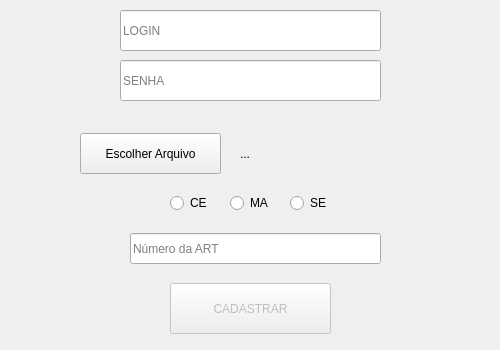
First picture: the form in ui/cadastrar-art-qt/form.ui, repository agil-engenharia-dev/cadastro-art, before the edit.
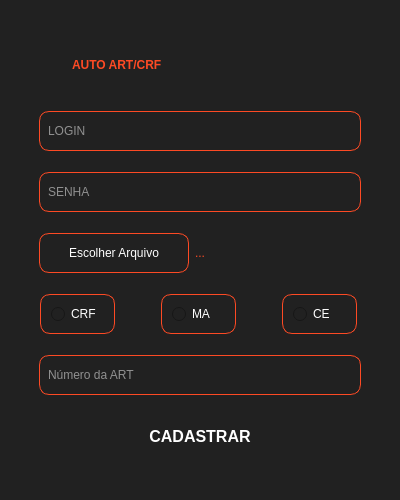
Second picture: the form after the edit. Icons and pictures are not drawn.

Commit message: feat: update UI layout and styling in ui_form.py for improved user experience

What changed in the file:
```diff
--- a/ui/cadastrar-art-qt/form.ui
+++ b/ui/cadastrar-art-qt/form.ui
@@ -9,20 +9,20 @@
    <rect>
     <x>0</x>
     <y>0</y>
-    <width>500</width>
-    <height>350</height>
+    <width>400</width>
+    <height>500</height>
    </rect>
   </property>
   <property name="minimumSize">
    <size>
-    <width>500</width>
-    <height>350</height>
+    <width>400</width>
+    <height>500</height>
    </size>
   </property>
   <property name="maximumSize">
    <size>
-    <width>500</width>
-    <height>350</height>
+    <width>400</width>
+    <height>500</height>
    </size>
   </property>
   <property name="windowTitle">
@@ -32,141 +32,360 @@
    <string>&lt;html&gt;&lt;head/&gt;&lt;body&gt;&lt;p&gt;&lt;br/&gt;&lt;/p&gt;&lt;/body&gt;&lt;/html&gt;</string>
   </property>
   <property name="styleSheet">
-   <string notr="true"/>
+   <string notr="true">background-color:#212121;</string>
+  </property>
+  <property name="iconSize">
+   <size>
+    <width>24</width>
+    <height>24</height>
+   </size>
   </property>
   <widget class="QWidget" name="centralwidget">
-   <widget class="QPushButton" name="pushButton">
-    <property name="geometry">
-     <rect>
-      <x>80</x>
-      <y>133</y>
-      <width>141</width>
-      <height>41</height>
-     </rect>
-    </property>
-    <property name="cursor">
-     <cursorShape>PointingHandCursor</cursorShape>
-    </property>
-    <property name="text">
-     <string>Escolher Arquivo</string>
-    </property>
-   </widget>
-   <widget class="QLabel" name="label">
-    <property name="geometry">
-     <rect>
-      <x>240</x>
-      <y>133</y>
-      <width>161</width>
-      <height>41</height>
-     </rect>
-    </property>
-    <property name="text">
-     <string>...</string>
-    </property>
-   </widget>
-   <widget class="QLineEdit" name="lineEdit">
-    <property name="geometry">
-     <rect>
-      <x>130</x>
-      <y>233</y>
-      <width>251</width>
-      <height>31</height>
-     </rect>
-    </property>
-    <property name="placeholderText">
-     <string>Número da ART</string>
-    </property>
-   </widget>
-   <widget class="QPushButton" name="pushButton_cadastrar">
-    <property name="enabled">
-     <bool>false</bool>
-    </property>
-    <property name="geometry">
-     <rect>
-      <x>170</x>
-      <y>283</y>
-      <width>161</width>
-      <height>51</height>
-     </rect>
-    </property>
-    <property name="cursor">
-     <cursorShape>PointingHandCursor</cursorShape>
-    </property>
-    <property name="text">
-     <string>CADASTRAR</string>
-    </property>
-    <property name="iconSize">
-     <size>
-      <width>0</width>
-      <height>0</height>
-     </size>
-    </property>
-   </widget>
-   <widget class="QLineEdit" name="lineEdit_login">
-    <property name="geometry">
-     <rect>
-      <x>120</x>
-      <y>10</y>
-      <width>261</width>
-      <height>41</height>
-     </rect>
-    </property>
-    <property name="placeholderText">
-     <string>LOGIN</string>
-    </property>
-   </widget>
-   <widget class="QLineEdit" name="lineEdit_senha">
-    <property name="geometry">
-     <rect>
-      <x>120</x>
-      <y>60</y>
-      <width>261</width>
-      <height>41</height>
-     </rect>
-    </property>
-    <property name="placeholderText">
-     <string>SENHA</string>
-    </property>
-   </widget>
-   <widget class="QRadioButton" name="radioButtonCE">
-    <property name="geometry">
-     <rect>
-      <x>170</x>
-      <y>190</y>
-      <width>51</width>
-      <height>26</height>
-     </rect>
-    </property>
-    <property name="text">
-     <string>CE</string>
-    </property>
-   </widget>
-   <widget class="QRadioButton" name="radioButtonMA">
-    <property name="geometry">
-     <rect>
-      <x>230</x>
-      <y>190</y>
-      <width>51</width>
-      <height>26</height>
-     </rect>
-    </property>
-    <property name="text">
-     <string>MA</string>
-    </property>
-   </widget>
-   <widget class="QRadioButton" name="radioButtonSE">
-    <property name="geometry">
-     <rect>
-      <x>290</x>
-      <y>190</y>
-      <width>51</width>
-      <height>26</height>
-     </rect>
-    </property>
-    <property name="text">
-     <string>SE</string>
-    </property>
-   </widget>
+   <property name="minimumSize">
+    <size>
+     <width>400</width>
+     <height>500</height>
+    </size>
+   </property>
+   <property name="maximumSize">
+    <size>
+     <width>16777215</width>
+     <height>500</height>
+    </size>
+   </property>
+   <layout class="QHBoxLayout" name="horizontalLayout_3">
+    <item>
+     <layout class="QVBoxLayout" name="verticalLayout">
+      <property name="spacing">
+       <number>20</number>
+      </property>
+      <property name="leftMargin">
+       <number>30</number>
+      </property>
+      <property name="topMargin">
+       <number>30</number>
+      </property>
+      <property name="rightMargin">
+       <number>30</number>
+      </property>
+      <property name="bottomMargin">
+       <number>30</number>
+      </property>
+      <item>
+       <layout class="QHBoxLayout" name="horizontalLayout_4">
+        <item>
+         <widget class="QLabel" name="label_3">
+          <property name="minimumSize">
+           <size>
+            <width>150</width>
+            <height>50</height>
+           </size>
+          </property>
+          <property name="maximumSize">
+           <size>
+            <width>150</width>
+            <height>50</height>
+           </size>
+          </property>
+          <property name="styleSheet">
+           <string notr="true">QLabel {
+    font-weight: 700;  
+    padding-left: 30px; 
+	color:#fd4a24      
+}</string>
+          </property>
+          <property name="text">
+           <string>AUTO ART/CRF</string>
+          </property>
+         </widget>
+        </item>
+        <item>
+         <widget class="QLabel" name="label_2">
+          <property name="minimumSize">
+           <size>
+            <width>150</width>
+            <height>50</height>
+           </size>
+          </property>
+          <property name="maximumSize">
+           <size>
+            <width>150</width>
+            <height>50</height>
+           </size>
+          </property>
+          <property name="styleSheet">
+           <string notr="true">background-color:transparent;
+image: url(:/image/Positivo.png);</string>
+          </property>
+          <property name="text">
+           <string/>
+          </property>
+         </widget>
+        </item>
+       </layout>
+      </item>
+      <item>
+       <widget class="QLineEdit" name="lineEdit_login">
+        <property name="maximumSize">
+         <size>
+          <width>16777215</width>
+          <height>40</height>
+         </size>
+        </property>
+        <property name="styleSheet">
+         <string notr="true"> border: 1px solid #fd4a24;
+border-radius:10px;
+padding-left:6px;
+color:#fff     </string>
+        </property>
+        <property name="placeholderText">
+         <string>LOGIN</string>
+        </property>
+       </widget>
+      </item>
+      <item>
+       <widget class="QLineEdit" name="lineEdit_senha">
+        <property name="maximumSize">
+         <size>
+          <width>16777215</width>
+          <height>40</height>
+         </size>
+        </property>
+        <property name="styleSheet">
+         <string notr="true"> border: 1px solid #fd4a24;
+border-radius:10px;
+padding-left:6px;
+color:#fff     </string>
+        </property>
+        <property name="echoMode">
+         <enum>QLineEdit::EchoMode::Password</enum>
+        </property>
+        <property name="placeholderText">
+         <string>SENHA</string>
+        </property>
+       </widget>
+      </item>
+      <item>
+       <layout class="QHBoxLayout" name="horizontalLayout">
+        <property name="spacing">
+         <number>6</number>
+        </property>
+        <property name="sizeConstraint">
+         <enum>QLayout::SizeConstraint::SetDefaultConstraint</enum>
+        </property>
+        <item>
+         <widget class="QPushButton" name="pushButton">
+          <property name="minimumSize">
+           <size>
+            <width>150</width>
+            <height>40</height>
+           </size>
+          </property>
+          <property name="maximumSize">
+           <size>
+            <width>150</width>
+            <height>40</height>
+           </size>
+          </property>
+          <property name="cursor">
+           <cursorShape>PointingHandCursor</cursorShape>
+          </property>
+          <property name="styleSheet">
+           <string notr="true"> border: 1px solid #fd4a24;
+border-radius:10px;
+color:#fff     </string>
+          </property>
+          <property name="text">
+           <string>Escolher Arquivo</string>
+          </property>
+         </widget>
+        </item>
+        <item>
+         <widget class="QLabel" name="label">
+          <property name="maximumSize">
+           <size>
+            <width>100000</width>
+            <height>20</height>
+           </size>
+          </property>
+          <property name="styleSheet">
+           <string notr="true">color:#fd4a24; background-color:transparent;</string>
+          </property>
+          <property name="text">
+           <string>...</string>
+          </property>
+         </widget>
+        </item>
+       </layout>
+      </item>
+      <item>
+       <layout class="QHBoxLayout" name="horizontalLayout_2">
+        <property name="spacing">
+         <number>45</number>
+        </property>
+        <property name="sizeConstraint">
+         <enum>QLayout::SizeConstraint::SetDefaultConstraint</enum>
+        </property>
+        <item>
+         <widget class="QRadioButton" name="radioButtonSE">
+          <property name="minimumSize">
+           <size>
+            <width>75</width>
+            <height>40</height>
+           </size>
+          </property>
+          <property name="maximumSize">
+           <size>
+            <width>75</width>
+            <height>40</height>
+           </size>
+          </property>
+          <property name="tabletTracking">
+           <bool>false</bool>
+          </property>
+          <property name="styleSheet">
+           <string notr="true">color:#fff;
+border: 1px solid #fd4a24;
+border-radius:10px;
+padding: 10px;
+
+</string>
+          </property>
+          <property name="text">
+           <string>CRF</string>
+          </property>
+         </widget>
+        </item>
+        <item>
+         <widget class="QRadioButton" name="radioButtonMA">
+          <property name="minimumSize">
+           <size>
+            <width>75</width>
+            <height>40</height>
+           </size>
+          </property>
+          <property name="maximumSize">
+           <size>
+            <width>75</width>
+            <height>40</height>
+           </size>
+          </property>
+          <property name="styleSheet">
+           <string notr="true">border: 1px solid #fd4a24;
+border-radius:10px;
+padding: 10px;
+color:#fff;</string>
+          </property>
+          <property name="text">
+           <string>MA</string>
+          </property>
+         </widget>
+        </item>
+        <item>
+         <widget class="QRadioButton" name="radioButtonCE">
+          <property name="minimumSize">
+           <size>
+            <width>75</width>
+            <height>40</height>
+           </size>
+          </property>
+          <property name="maximumSize">
+           <size>
+            <width>75</width>
+            <height>40</height>
+           </size>
+          </property>
+          <property name="styleSheet">
+           <string notr="true">border: 1px solid #fd4a24;
+border-radius:10px;
+padding: 10px;
+color:#fff;</string>
+          </property>
+          <property name="text">
+           <string>CE</string>
+          </property>
+         </widget>
+        </item>
+       </layout>
+      </item>
+      <item>
+       <widget class="QLineEdit" name="lineEdit">
+        <property name="maximumSize">
+         <size>
+          <width>16777215</width>
+          <height>40</height>
+         </size>
+        </property>
+        <property name="styleSheet">
+         <string notr="true"> border: 1px solid #fd4a24;
+border-radius:10px;
+padding-left:6px;
+color:#fff     </string>
+        </property>
+        <property name="placeholderText">
+         <string>Número da ART</string>
+        </property>
+       </widget>
+      </item>
+      <item>
+       <widget class="QPushButton" name="pushButton_cadastrar">
+        <property name="enabled">
+         <bool>false</bool>
+        </property>
+        <property name="maximumSize">
+         <size>
+          <width>16777215</width>
+          <height>40</height>
+         </size>
+        </property>
+        <property name="cursor">
+         <cursorShape>PointingHandCursor</cursorShape>
+        </property>
+        <property name="styleSheet">
+         <string notr="true">QPushButton {
+    background: qlineargradient(
+        spread: pad, x1: 0, y1: 0.5, x2: 1, y2: 0.5,
+        stop: 0 rgba(253, 74, 36, 1),
+        stop: 0.44 rgba(255, 126, 0, 1),
+        stop: 1 rgba(225, 73, 0, 1)
+    );
+    color: white;
+    border-radius: 10px;
+    font-size: 16px;
+	font-weight: 700;
+}
+QPushButton:hover {
+    background: qlineargradient(
+        spread: pad, x1: 0, y1: 0.5, x2: 1, y2: 0.5,
+        stop: 0 rgba(253, 84, 46, 1),
+        stop: 0.44 rgba(255, 136, 10, 1),
+        stop: 1 rgba(235, 83, 10, 1)
+    );
+}
+QPushButton:pressed {
+    background: qlineargradient(
+        spread: pad, x1: 0, y1: 0.5, x2: 1, y2: 0.5,
+        stop: 0 rgba(243, 64, 26, 1),
+        stop: 0.44 rgba(245, 116, 0, 1),
+        stop: 1 rgba(215, 63, 0, 1)
+    );
+}
+</string>
+        </property>
+        <property name="text">
+         <string>CADASTRAR</string>
+        </property>
+        <property name="iconSize">
+         <size>
+          <width>0</width>
+          <height>0</height>
+         </size>
+        </property>
+       </widget>
+      </item>
+     </layout>
+    </item>
+   </layout>
   </widget>
  </widget>
  <resources/>
```
Left out of the diff: 6 changed lines with no effect on the pictures. The commit also changes 1 other file.
